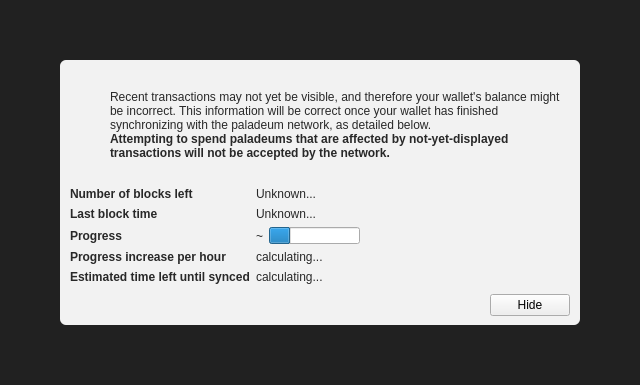
Above: src/qt/forms/modaloverlay.ui from PaladeumBlockchain/Paladeum before the change. Below: the same form after it.
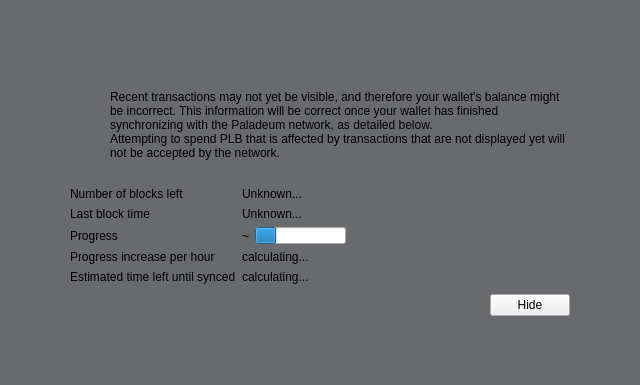
That is the form after the change. Icons and pictures are not drawn. Custom widgets are drawn as their Qt base class.

Commit message: Paladeum Core 2.0.0

```diff
--- a/src/qt/forms/modaloverlay.ui
+++ b/src/qt/forms/modaloverlay.ui
@@ -32,7 +32,7 @@
    <item>
     <widget class="QWidget" name="bgWidget" native="true">
      <property name="styleSheet">
-      <string notr="true">#bgWidget { background: rgba(0,0,0,220); }</string>
+      <string notr="true">#bgWidget { background: rgba(10,14,18,150); }</string>
      </property>
      <layout class="QVBoxLayout" name="verticalLayoutMain" stretch="1">
       <property name="leftMargin">
@@ -50,9 +50,7 @@
       <item>
        <widget class="QWidget" name="contentWidget" native="true">
         <property name="styleSheet">
-         <string notr="true">#contentWidget { background: rgba(255,255,255,240); border-radius: 6px; }
-
-QLabel { color: rgb(40,40,40);  }</string>
+         <string notr="true">#contentWidget { background: transparent; border: none; }</string>
         </property>
         <layout class="QVBoxLayout" name="verticalLayoutSub" stretch="1,0,0,0">
          <property name="spacing">
@@ -130,7 +128,7 @@
              <item>
               <widget class="QLabel" name="infoText">
                <property name="text">
-                <string>Recent transactions may not yet be visible, and therefore your wallet's balance might be incorrect. This information will be correct once your wallet has finished synchronizing with the paladeum network, as detailed below.</string>
+                <string>Recent transactions may not yet be visible, and therefore your wallet's balance might be incorrect. This information will be correct once your wallet has finished synchronizing with the Paladeum network, as detailed below.</string>
                </property>
                <property name="textFormat">
                 <enum>Qt::RichText</enum>
@@ -144,12 +142,12 @@
               <widget class="QLabel" name="infoTextStrong">
                <property name="font">
                 <font>
-                 <weight>75</weight>
-                 <bold>true</bold>
+                 <weight>57</weight>
+                 <bold>false</bold>
                 </font>
                </property>
                <property name="text">
-                <string>Attempting to spend paladeums that are affected by not-yet-displayed transactions will not be accepted by the network.</string>
+                <string>Attempting to spend PLB that is affected by transactions that are not displayed yet will not be accepted by the network.</string>
                </property>
                <property name="textFormat">
                 <enum>Qt::RichText</enum>
@@ -207,8 +205,8 @@
             <widget class="QLabel" name="labelNumberOfBlocksLeft">
              <property name="font">
               <font>
-               <weight>75</weight>
-               <bold>true</bold>
+               <weight>57</weight>
+               <bold>false</bold>
               </font>
              </property>
              <property name="text">
@@ -227,8 +225,8 @@
             <widget class="QLabel" name="labelLastBlockTime">
              <property name="font">
               <font>
-               <weight>75</weight>
-               <bold>true</bold>
+               <weight>57</weight>
+               <bold>false</bold>
               </font>
              </property>
              <property name="text">
@@ -253,8 +251,8 @@
             <widget class="QLabel" name="labelSyncDone">
              <property name="font">
               <font>
-               <weight>75</weight>
-               <bold>true</bold>
+               <weight>57</weight>
+               <bold>false</bold>
               </font>
              </property>
              <property name="text">
@@ -287,8 +285,8 @@
             <widget class="QLabel" name="labelProgressIncrease">
              <property name="font">
               <font>
-               <weight>75</weight>
-               <bold>true</bold>
+               <weight>57</weight>
+               <bold>false</bold>
               </font>
              </property>
              <property name="text">
@@ -307,8 +305,8 @@
             <widget class="QLabel" name="labelEstimatedTimeLeft">
              <property name="font">
               <font>
-               <weight>75</weight>
-               <bold>true</bold>
+               <weight>57</weight>
+               <bold>false</bold>
               </font>
              </property>
              <property name="text">
```
The commit also changes 542 other files.
